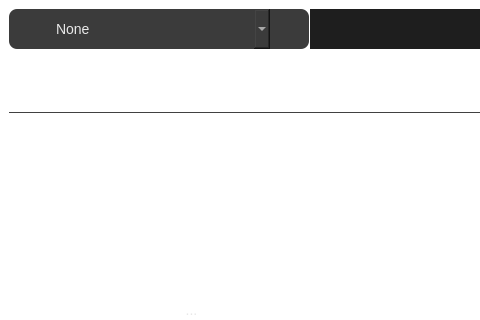
First picture: the form in src/mainwindow.ui, repository leminlimez/Poster-Chef, before the edit; both pictures show x 0 to 480 and y 0 to 320 of the 950 by 560 pixel window.
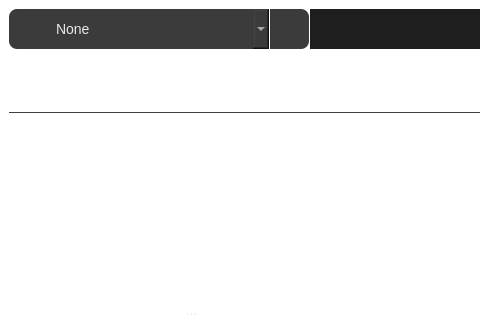
Second picture: the form after the edit. Icons and pictures are not drawn.

Commit message: disable phone icon as button

```diff
--- a/src/mainwindow.ui
+++ b/src/mainwindow.ui
@@ -381,7 +381,7 @@
          </property>
          <layout class="QHBoxLayout" name="horizontalLayout_19">
           <property name="spacing">
-           <number>0</number>
+           <number>1</number>
           </property>
           <property name="leftMargin">
            <number>0</number>
```
Left out of the diff: 5 changed lines with no effect on the pictures.
